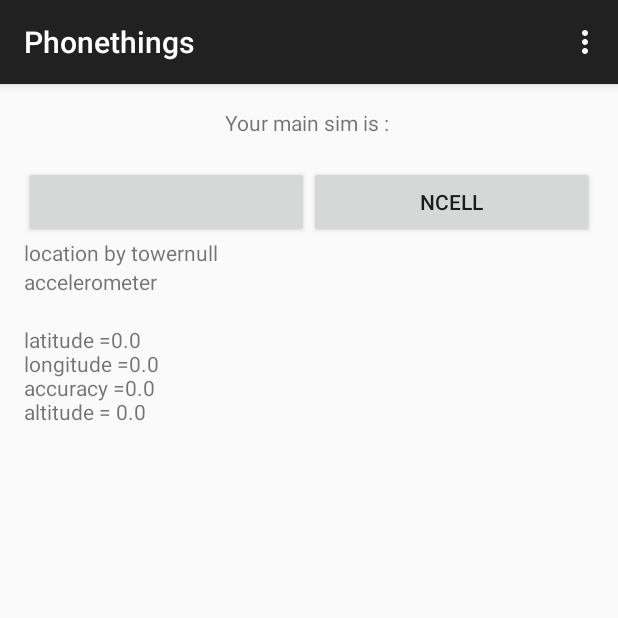
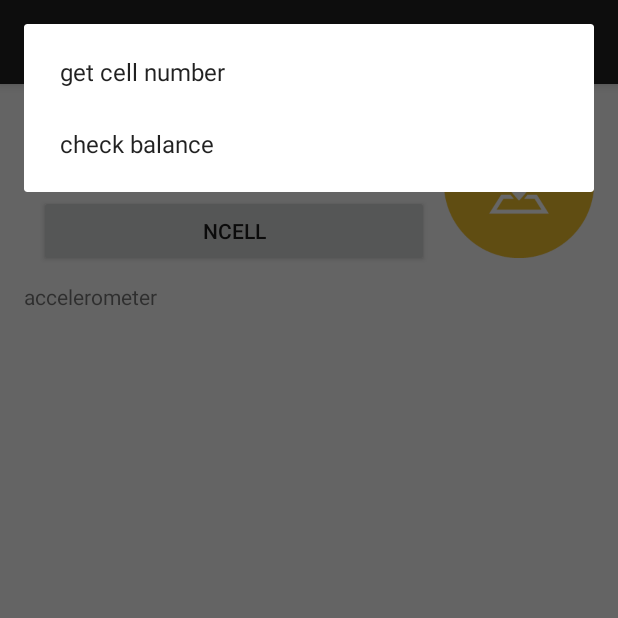
Before and after one commit to emp3ror/phonethings, an Android app: the screen it shows after launch (MainActivity), after a tap on "NCELL", on a phone screen of 412 x 824 dp, the top half of it. Run offline under Robolectric (Android 15) with nearby library versions, the phone set to English and light mode, and no system bars; 7 statements that could not run were skipped.

Commit message:
menutization :D

```diff
--- a/app/src/main/java/phone/mjt/phonethings/MainActivity.java
+++ b/app/src/main/java/phone/mjt/phonethings/MainActivity.java
@@ -16,10 +16,14 @@ import android.os.Bundle;
 import android.telephony.ServiceState;
 import android.telephony.TelephonyManager;
 import android.util.Log;
+import android.view.ContextMenu;
 import android.view.Menu;
+import android.view.MenuInflater;
 import android.view.MenuItem;
 import android.view.View;
+import android.widget.AdapterView;
 import android.widget.Button;
+import android.widget.ImageView;
 import android.widget.TextView;
 import android.widget.Toast;
 
@@ -28,15 +32,15 @@ public class MainActivity extends ActionBarActivity implements SensorEventListen
 
     private Button btnSim1;
     private Button btnSim2;
-    private TextView currentSim;
-    private TextView textSim1;
-    private TextView textSim2, location_test;
+    private TextView textSim2;
+    private ImageView btnLocation;
     private TelephonyManager tMgr;
     private float[] gravity= new float[3];
     private float[] linear_acceleration = new float[3];
     private Context context;
-
-    private String sim1,sim2;
+    private String sim1, sim2, clicked,simType;
+    private int simNum;
+    private double latitude, longitude, acc, altitude;
     private SensorManager senSensorManager;
     private Sensor senAccelerometer;
 
@@ -49,21 +53,14 @@ public class MainActivity extends ActionBarActivity implements SensorEventListen
 
         btnSim1 = (Button) findViewById(R.id.btn_sim1);
         btnSim2 = (Button) findViewById(R.id.btn_sim2);
-        textSim1 = (TextView) findViewById(R.id.text_sim1);
         textSim2 = (TextView) findViewById(R.id.text_sim2);
-        currentSim = (TextView) findViewById(R.id.currentSim);
-        location_test =(TextView) findViewById(R.id.location_test);
+        btnLocation = (ImageView) findViewById(R.id.location);
 
         tMgr = (TelephonyManager) getSystemService(Context.TELEPHONY_SERVICE);
 
         String currentOperator = tMgr.getSimOperatorName();
-        currentSim.setText(currentOperator);
         btnSim1.setText(currentOperator);
-//        Log.e("count length",currentOperator.length()+" "+currentOperator+"@ncell = "+"ncell".length());
         String lowerCased = currentOperator.toLowerCase();
-        /*Log.e("lowerd","****"+lowerCased+"****");
-        Log.e("lowerCased",lowerCased);*/
-        /* == should be replaced by equalsIgnoreCase o.O*/
         if (lowerCased.equalsIgnoreCase("ncell")){
             btnSim2.setText("Namaste");
             sim1 = "ncell";
@@ -75,42 +72,54 @@ public class MainActivity extends ActionBarActivity implements SensorEventListen
             sim1 = "ntc";
         }
 
-
-        String location = tMgr.getCellLocation().toString();
-        textSim1.setText("location by tower"+location); //location , dont know what it means
-
         senSensorManager = (SensorManager) getSystemService(Context.SENSOR_SERVICE);
         senAccelerometer = senSensorManager.getDefaultSensor(Sensor.TYPE_ACCELEROMETER);
         senSensorManager.registerListener((android.hardware.SensorEventListener) this, senAccelerometer , SensorManager.SENSOR_DELAY_NORMAL);
 
+        /*btnsim1 & btnSim2 context menu click registering*/
+        registerForContextMenu(btnSim1);
         btnSim1.setOnClickListener(new View.OnClickListener() {
             @Override
             public void onClick(View view) {
-                dialCell(0,sim1);
+                clicked = "sim";
+                simNum = 0;
+                simType = sim1;
+                openContextMenu(view);
+            }
+        });
+        registerForContextMenu(btnSim2);
+        btnSim2.setOnClickListener(new View.OnClickListener() {
+            @Override
+            public void onClick(View view) {
+                clicked = "sim";
+                simNum = 1;
+                simType = sim2;
+                openContextMenu(view);
             }
         });
 
-        btnSim2.setOnClickListener(new View.OnClickListener() {
+        /* register location icon for context menu*/
+        registerForContextMenu(btnLocation);
+        btnLocation.setOnClickListener(new View.OnClickListener() {
             @Override
             public void onClick(View view) {
-                dialCell(1,sim2);
+                clicked="location";
+
+                openContextMenu(view);
             }
         });
 
         LocationManager locationManager=(LocationManager)getSystemService(Context.LOCATION_SERVICE);
         String providerName=LocationManager.NETWORK_PROVIDER;
         Location location2=locationManager.getLastKnownLocation(providerName);
-        double latitude = location2.getLatitude();
-        double longitude = location2.getLongitude();
-        double acc = location2.getAccuracy();
-        double altitude = location2.getAltitude();
-        location_test.setText("latitude ="+latitude+"\nlongitude ="+longitude+"\naccuracy ="+acc+"\naltitude = "+altitude);
-//        updateWithLocation(location);
-
+        latitude = location2.getLatitude();
+        longitude = location2.getLongitude();
+        acc = location2.getAccuracy();
+        altitude = location2.getAltitude();
     }
 
-    private void dialCell(int simNum, String simType){
-        if(simType == "ncell"){
+    private void dialCell(){
+        if(simType.equalsIgnoreCase("ncell")){
             ncell(simNum);
         } else {
             ntc(simNum);
@@ -192,4 +201,38 @@ public class MainActivity extends ActionBarActivity implements SensorEventListen
     public void onAccuracyChanged(Sensor sensor, int i) {
 
     }
+
+    @Override
+    public void onCreateContextMenu(ContextMenu menu, View v,
+                                    ContextMenu.ContextMenuInfo menuInfo) {
+        super.onCreateContextMenu(menu, v, menuInfo);
+        MenuInflater inflater = getMenuInflater();
+        if (clicked.equalsIgnoreCase("sim")){
+            inflater.inflate(R.menu.cell_menu, menu);
+        }
+        else if (clicked.equalsIgnoreCase("location")){
+            menu.setHeaderTitle("Location By tower");
+            menu.add(Menu.NONE, v.getId(), 0, "Latitude : "+latitude);
+            menu.add(Menu.NONE, v.getId(), 0, "Longitude : "+longitude);
+            menu.add(Menu.NONE, v.getId(), 0, "Accuracy : "+acc);
+            menu.add(Menu.NONE, v.getId(), 0, "Altitude : "+altitude);
+        }
+
+    }
+
+    @Override
+    public boolean onContextItemSelected(MenuItem item) {
+        AdapterView.AdapterContextMenuInfo info = (AdapterView.AdapterContextMenuInfo) item.getMenuInfo();
+        switch (item.getItemId()) {
+            case R.id.getPhNo:
+                dialCell();
+                return true;
+            case R.id.getlocation:
+                Toast.makeText(context,"getlocation",Toast.LENGTH_LONG).show();
+                return true;
+
+            default:
+                return super.onContextItemSelected(item);
+        }
+    }
 }
--- a/app/src/main/res/layout/activity_main.xml
+++ b/app/src/main/res/layout/activity_main.xml
@@ -6,39 +6,34 @@
     android:paddingBottom="@dimen/activity_vertical_margin" tools:context=".MainActivity"
     android:orientation="vertical">
 
-    <TextView
-        android:layout_width="match_parent"
-        android:layout_height="wrap_content"
-        android:text="Your main sim is : "
-        android:gravity="center"/>
-    <TextView
-        android:id="@+id/currentSim"
-        android:layout_width="match_parent"
-        android:layout_height="wrap_content"
-        android:gravity="center"/>
-
     <LinearLayout
         android:layout_width="match_parent"
         android:layout_height="wrap_content"
         android:orientation="horizontal">
+        <LinearLayout
+            android:layout_weight="1"
+            android:layout_width="0dp"
+            android:layout_height="wrap_content"
+            android:orientation="vertical"
+            android:padding="10dp">
             <Button
                 android:id="@+id/btn_sim1"
-            android:layout_weight="1"
-            android:layout_width="wrap_content"
+                android:layout_width="match_parent"
                 android:layout_height="wrap_content"
                 android:text="Sim 1"/>
             <Button
-            android:layout_weight="1"
                 android:id="@+id/btn_sim2"
-            android:layout_width="wrap_content"
+                android:layout_width="match_parent"
                 android:layout_height="wrap_content"
                 android:text="NTC (mine)"/>
         </LinearLayout>
-    <TextView
-        android:id="@+id/text_sim1"
-        android:text=""
-        android:layout_width="match_parent"
-        android:layout_height="wrap_content" />
+        <ImageView
+            android:id="@+id/location"
+            android:layout_width="100dp"
+            android:layout_height="100dp"
+            android:src="@drawable/location"/>
+
+        </LinearLayout>
 
     <TextView
         android:layout_width="match_parent"
@@ -50,11 +45,4 @@
         android:layout_width="wrap_content"
         android:layout_height="wrap_content" />
 
-    <TextView
-        android:id="@+id/location_test"
-        android:text="LOcation test"
-        android:layout_width="wrap_content"
-        android:layout_height="wrap_content" />
-
-
 </LinearLayout>
--- /dev/null
+++ b/app/src/main/res/menu/cell_menu.xml
@@ -0,0 +1,6 @@
+<?xml version="1.0" encoding="utf-8"?>
+
+<menu xmlns:android="http://schemas.android.com/apk/res/android">
+    <item android:id="@+id/getPhNo" android:title="get cell number"/>
+    <item android:id="@+id/getBal" android:title="check balance"/>
+</menu>
--- /dev/null
+++ b/app/src/main/res/menu/location_menu.xml
@@ -0,0 +1,5 @@
+<?xml version="1.0" encoding="utf-8"?>
+
+<menu xmlns:android="http://schemas.android.com/apk/res/android">
+    <item android:id="@+id/getlocation" android:title="location"/>
+</menu>
```
Also changed, not shown: app/src/main/res/drawable-mdpi/location.png (added). Lines whose indentation alone changed are shown as unchanged.
